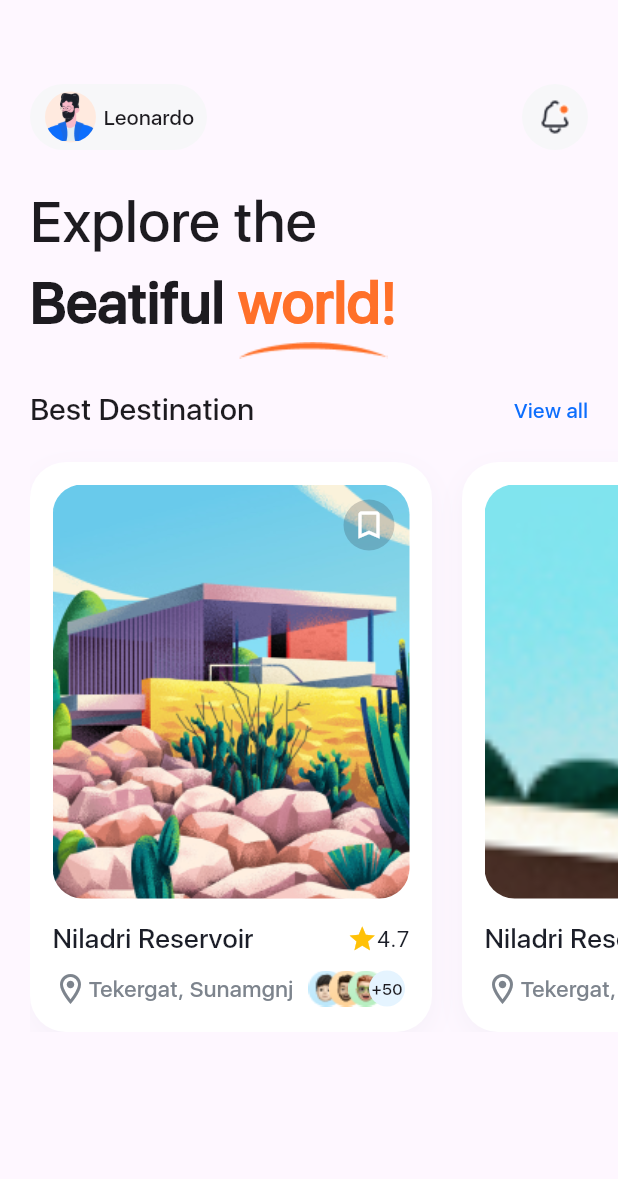
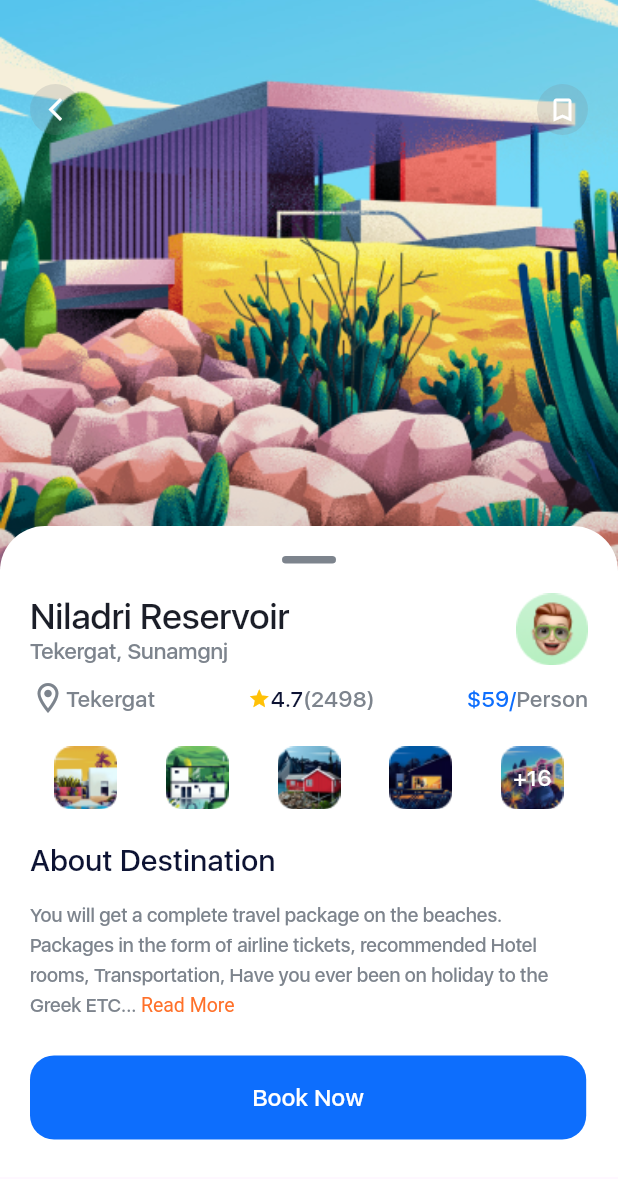
Before and after one commit to obidkhandev/homework---14-UI, a Flutter app: the HomeScreenUi14 screen opened directly, after a tap on the "bookmark outline" icon, on a phone screen of 412 x 824 dp. Shown: the top 1179 px of the screen. Run offline on Flutter 3.47's test engine with Material 3 defaults, Android fonts, the phone set to English and light mode, and no system bars; our stand-ins replace fl_chart, flutter_svg, persistent_bottom_nav_bar.

Commit message:
detail page and backgroung image

```diff
--- a/lib/main.dart
+++ b/lib/main.dart
@@ -4,6 +4,8 @@ import 'package:modul_4_homework_obidxon/ui_1/screens/home_page.dart';
 import 'package:modul_4_homework_obidxon/ui_10/screen/home_screen.dart';
 import 'package:modul_4_homework_obidxon/ui_12/screens/home_screens.dart';
 import 'package:modul_4_homework_obidxon/ui_13/screens/on_boarding_screen.dart';
+import 'package:modul_4_homework_obidxon/ui_14/pages/home/home_screen.dart';
+import 'package:modul_4_homework_obidxon/ui_14/pages/sing/forgot_password.dart';
 import 'package:modul_4_homework_obidxon/ui_14/pages/splash/splash_page.dart';
 import 'package:modul_4_homework_obidxon/ui_2/screens/home_page.dart';
 import 'package:modul_4_homework_obidxon/ui_3/main.dart';
@@ -51,7 +53,9 @@ class _MyHomePageState extends State<MyHomePage> {
       const HomeScreenUi10(),
       const HomePageUi12(),
       const OnBoardingScreenUi13(),
-      const SplashScreenUi14(),
+      // const SplashScreenUi14(),
+      // HomeScreenUi14(),
+      ForgotPasswordUi14()
     ];
     return Scaffold(
       floatingActionButton: FloatingActionButton(
--- a/lib/ui_14/compotations.dart
+++ b/lib/ui_14/compotations.dart
@@ -8,7 +8,6 @@ const kBgColorUi14 = Color.fromRGBO(202, 234, 255, 1);
 const kLightGrayColor = Color.fromRGBO(247, 247, 249, 1);
 const kLightSubTextColor = Color.fromRGBO(125, 132, 141, 0.2);
 
-
 // text style
 const kOnBoardTextSytle = TextStyle(
   fontFamily: 'Geometr415 Blk BT',
@@ -16,3 +15,10 @@ const kOnBoardTextSytle = TextStyle(
   fontSize: 30,
   color: kTextColorUi14,
 );
+
+const kSfUiSytle = TextStyle(
+  fontWeight: FontWeight.w400,
+  fontSize: 15,
+  fontFamily: "SF UI Display",
+  color: kSubTextColorUi14,
+);
--- /dev/null
+++ b/lib/ui_14/pages/details/background_detail.dart
@@ -0,0 +1,52 @@
+import 'package:flutter/material.dart';
+import 'package:modul_4_homework_obidxon/ui_14/compotations.dart';
+import 'package:modul_4_homework_obidxon/ui_14/widget/circle_button.dart';
+
+class DetailBackgroundUi14 extends StatelessWidget {
+  const DetailBackgroundUi14({
+    super.key,
+    required this.size,
+  });
+
+  final Size size;
+
+  @override
+  Widget build(BuildContext context) {
+    return Container(
+      padding: EdgeInsets.only(left: 20, right: 20, top: 56),
+      height: size.height * 0.5,
+      width: double.infinity,
+      decoration: BoxDecoration(
+        image: DecorationImage(
+          fit: BoxFit.fitWidth,
+          image: AssetImage('assets/ui_14/images/Rectangle 818.png'),
+        ),
+      ),
+      child: Row(
+        mainAxisAlignment: MainAxisAlignment.spaceBetween,
+        crossAxisAlignment: CrossAxisAlignment.start,
+        children: [
+          CircleSmallButtonUi14(
+            press: () {
+              Navigator.pop(context);
+            },
+            width: 44,
+            height: 44,
+            backgroundColor: kSubTextColorUi14.withOpacity(.2),
+            icon: Icons.arrow_back_ios_new,
+            iconSize: 18,
+            iconColor: Colors.white,
+          ),
+          CircleSmallButtonUi14(
+            width: 44,
+            height: 44,
+            backgroundColor: kSubTextColorUi14.withOpacity(.2),
+            icon: Icons.bookmark_border_outlined,
+            iconSize: 20,
+            iconColor: Colors.white,
+          ),
+        ],
+      ),
+    );
+  }
+}
--- /dev/null
+++ b/lib/ui_14/pages/details/details_screen.dart
@@ -0,0 +1,185 @@
+import 'package:flutter/material.dart';
+import 'package:modul_4_homework_obidxon/ui_1/constants.dart';
+import 'package:modul_4_homework_obidxon/ui_14/compotations.dart';
+import 'package:modul_4_homework_obidxon/ui_14/pages/details/background_detail.dart';
+import 'package:modul_4_homework_obidxon/ui_14/pages/view/view_screen.dart';
+import 'package:modul_4_homework_obidxon/ui_14/widget/rounded_button.dart';
+
+class DetailScreenUi14 extends StatelessWidget {
+  const DetailScreenUi14({super.key});
+
+  @override
+  Widget build(BuildContext context) {
+    Size size = MediaQuery.of(context).size;
+    return Scaffold(
+      body: SingleChildScrollView(
+        child: Stack(
+          children: [
+            DetailBackgroundUi14(size: size),
+            Container(
+              margin: EdgeInsets.only(top: size.height / 2.35),
+              padding: EdgeInsets.all(20),
+              // height: size.height * 0.5,
+              decoration: const BoxDecoration(
+                color: Colors.white,
+                borderRadius: BorderRadius.only(
+                  topLeft: Radius.circular(30),
+                  topRight: Radius.circular(30),
+                ),
+              ),
+              child: Column(
+                // mainAxisAlignment: MainAxisAlignment.center,
+                crossAxisAlignment: CrossAxisAlignment.start,
+                children: [
+                  Align(
+                    alignment: Alignment.center,
+                    child: Container(
+                      margin: const EdgeInsets.only(bottom: 20),
+                      height: 5,
+                      width: 36,
+                      decoration: BoxDecoration(
+                          color: kSubTextColorUi14,
+                          borderRadius: BorderRadius.circular(16)),
+                    ),
+                  ),
+                  Row(
+                    mainAxisAlignment: MainAxisAlignment.spaceBetween,
+                    children: [
+                      RichText(
+                        text: const TextSpan(
+                          children: [
+                            TextSpan(
+                              text: "Niladri Reservoir\n",
+                              style: TextStyle(
+                                  fontFamily: "SF UI Display",
+                                  fontWeight: FontWeight.w500,
+                                  fontSize: 24,
+                                  color: kTextColorUi14),
+                            ),
+                            TextSpan(
+                              text: "Tekergat, Sunamgnj",
+                              style: TextStyle(
+                                fontWeight: FontWeight.w400,
+                                fontSize: 15,
+                                fontFamily: "SF UI Display",
+                                color: kSubTextColorUi14,
+                              ),
+                            ),
+                          ],
+                        ),
+                      ),
+                      Image.asset("assets/ui_14/images/Ellipse 25 (1).png"),
+                    ],
+                  ),
+                  const SizedBox(height: 10),
+                  Row(
+                    children: [
+                      Icon(
+                        Icons.location_on_outlined,
+                        color: kSubTextColorUi14,
+                      ),
+                      Text(
+                        "Tekergat",
+                        style: kSfUiSytle,
+                      ),
+                      SizedBox(width: size.width * 0.15),
+                      Icon(
+                        Icons.star,
+                        color: Colors.amber,
+                        size: 15,
+                      ),
+                      Text(
+                        "4.7",
+                        style: kSfUiSytle.copyWith(color: kTextColor),
+                      ),
+                      Text(
+                        "(2498)",
+                        style: kSfUiSytle,
+                      ),
+                      const Spacer(),
+                      Text(
+                        "\$59/",
+                        style: kSfUiSytle.copyWith(
+                          color: kPrimaryColorUi14,
+                        ),
+                      ),
+                      Text(
+                        "Person",
+                        style: kSfUiSytle,
+                      ),
+                    ],
+                  ),
+                  const SizedBox(height: 20),
+                  Row(
+                    mainAxisAlignment: MainAxisAlignment.spaceAround,
+                    children: [
+                      Image.asset("assets/ui_14/images/Rectangle 822.png"),
+                      Image.asset("assets/ui_14/images/Rectangle 823.png"),
+                      Image.asset("assets/ui_14/images/Rectangle 824.png"),
+                      Image.asset("assets/ui_14/images/Rectangle 825.png"),
+                      Container(
+                        height: 42,
+                        width: 42,
+                        alignment: Alignment.center,
+                        decoration: const BoxDecoration(
+                          image: DecorationImage(
+                            image: AssetImage(
+                                "assets/ui_14/images/Rectangle 826.png"),
+                          ),
+                        ),
+                        child: Text(
+                          "+16",
+                          style: kSfUiSytle.copyWith(color: Colors.white),
+                        ),
+                      ),
+                    ],
+                  ),
+                  const SizedBox(height: 20),
+                  Text(
+                    "About Destination",
+                    style: kSfUiSytle.copyWith(
+                      fontWeight: FontWeight.w600,
+                      fontSize: 20,
+                      color: kTextColor,
+                    ),
+                  ),
+                  const SizedBox(height: 10),
+                  RichText(
+                    text: TextSpan(
+                      style: kSfUiSytle.copyWith(fontSize: 13, height: 1.5),
+                      children: const [
+                        TextSpan(
+                          text:
+                              "You will get a complete travel package on the beaches. Packages in the form of airline tickets, recommended Hotel rooms, Transportation, Have you ever been on holiday to the Greek ETC... ",
+                        ),
+                        TextSpan(
+                          text: "Read More",
+                          style: TextStyle(color: kActionColorUi14),
+                        ),
+                      ],
+                    ),
+                  ),
+                  SizedBox(height: 20),
+                  RoundedButtonUi14(
+                    size: size,
+                    text: "Book Now",
+                    press: () {
+                      Navigator.push(
+                        context,
+                        MaterialPageRoute(
+                          builder: (context) {
+                            return ViewScreenUi14();
+                          },
+                        ),
+                      );
+                    },
+                  )
+                ],
+              ),
+            ),
+          ],
+        ),
+      ),
+    );
+  }
+}
--- a/lib/ui_14/pages/home/home_screen.dart
+++ b/lib/ui_14/pages/home/home_screen.dart
@@ -1,5 +1,7 @@
 import 'package:flutter/material.dart';
 import 'package:modul_4_homework_obidxon/ui_14/compotations.dart';
+import 'package:modul_4_homework_obidxon/ui_14/pages/details/details_screen.dart';
+import 'package:modul_4_homework_obidxon/ui_14/pages/view/view_screen.dart';
 import 'package:modul_4_homework_obidxon/ui_14/widget/person_circle.dart';
 import 'package:modul_4_homework_obidxon/ui_14/widget/travel_card.dart';
 
@@ -139,11 +141,20 @@ class _HomeScreenUi14State extends State<HomeScreenUi14> {
                     rating: 4.7,
                     locationName: "Tekergat, Sunamgnj",
                     title: "Niladri Reservoir",
-                    press: () {},
+                    press: () {
+                      Navigator.push(
+                        context,
+                        MaterialPageRoute(
+                          builder: (context) {
+                            return DetailScreenUi14();
+                          },
+                        ),
+                      );
+                    },
                   ),
                   const SizedBox(width: 20),
                   TravelCard(
-                    image: "assets/ui_14/images/Rectangle 34.png",
+                    image: "assets/ui_14/images/Rectangle 27.png",
                     rating: 4.8,
                     locationName: "Tekergat, Sunamgnj",
                     title: "Niladri Reservoir",
--- /dev/null
+++ b/lib/ui_14/pages/view/background_image.dart
@@ -0,0 +1,27 @@
+import 'package:flutter/material.dart';
+
+class BackgroundImageViewScreen extends StatelessWidget {
+  final Widget child;
+  const BackgroundImageViewScreen({
+    super.key,
+    required this.size,
+    required this.child,
+  });
+
+  final Size size;
+
+  @override
+  Widget build(BuildContext context) {
+    return Container(
+      height: size.height,
+      width: double.infinity,
+      decoration: BoxDecoration(
+          image: DecorationImage(
+        fit: BoxFit.cover,
+        image:
+            AssetImage("assets/ui_14/images/32badb63498577.5ab28d9d515ac.png"),
+      )),
+      child: child,
+    );
+  }
+}
--- /dev/null
+++ b/lib/ui_14/pages/view/view_screen.dart
@@ -0,0 +1,19 @@
+import 'package:flutter/material.dart';
+
+class ViewScreenUi14 extends StatelessWidget {
+  const ViewScreenUi14({super.key});
+
+  @override
+  Widget build(BuildContext context) {
+    Size size = MediaQuery.of(context).size;
+    return Scaffold(
+      body: BackgroundImageViewScreen(size: size,
+      child: Column(
+        children: [
+
+        ],
+      ),
+      ),
+    );
+  }
+}
--- /dev/null
+++ b/lib/ui_14/widget/circle_button.dart
@@ -0,0 +1,42 @@
+import 'package:flutter/material.dart';
+
+class CircleSmallButtonUi14 extends StatelessWidget {
+  final Color backgroundColor;
+  final double width;
+  final double height;
+  final IconData icon;
+  final Color iconColor;
+  final double iconSize;
+  final Function()? press;
+  const CircleSmallButtonUi14({
+    super.key,
+    required this.backgroundColor,
+    this.width = 34,
+    this.height = 34,
+    required this.icon,
+    this.press,
+    this.iconSize = 20,
+    required this.iconColor,
+  });
+
+  @override
+  Widget build(BuildContext context) {
+    return GestureDetector(
+      onTap: press,
+      child: Container(
+        alignment: Alignment.center,
+        height: 34,
+        width: 34,
+        decoration: BoxDecoration(
+          shape: BoxShape.circle,
+          color: backgroundColor,
+        ),
+        child: Icon(
+          icon,
+          color: iconColor,
+          size: iconSize,
+        ),
+      ),
+    );
+  }
+}
--- a/lib/ui_14/widget/travel_card.dart
+++ b/lib/ui_14/widget/travel_card.dart
@@ -1,5 +1,6 @@
 import 'package:flutter/material.dart';
 import 'package:modul_4_homework_obidxon/ui_14/compotations.dart';
+import 'package:modul_4_homework_obidxon/ui_14/widget/circle_button.dart';
 import 'package:modul_4_homework_obidxon/ui_14/widget/location_and_profiles.dart';
 
 class TravelCard extends StatelessWidget {
@@ -49,18 +50,10 @@ class TravelCard extends StatelessWidget {
                   image: AssetImage(image),
                 ),
               ),
-              child: Container(
-                alignment: Alignment.center,
-                height: 34,
-                width: 34,
-                decoration: BoxDecoration(
-                  shape: BoxShape.circle,
-                  color: kTextColorUi14.withOpacity(.2),
-                ),
-                child: Icon(
-                  Icons.bookmark_border_outlined,
-                  color: Colors.white,
-                ),
+              child: CircleSmallButtonUi14(
+                icon: Icons.bookmark_border_outlined,
+                backgroundColor: kSubTextColorUi14.withOpacity(.2),
+                iconColor: Colors.white,
               ),
             ),
           ),
```
Also changed, not shown: assets/ui_14/images/Ellipse 25 (1).png (added), assets/ui_14/images/Rectangle 34.png (deleted), assets/ui_14/images/Rectangle 818.png (added), assets/ui_14/images/Rectangle 822.png (added), assets/ui_14/images/Rectangle 823.png (added), assets/ui_14/images/Rectangle 824.png (added), assets/ui_14/images/Rectangle 825.png (added), assets/ui_14/images/Rectangle 826.png (added), flutter_01.png (deleted).
